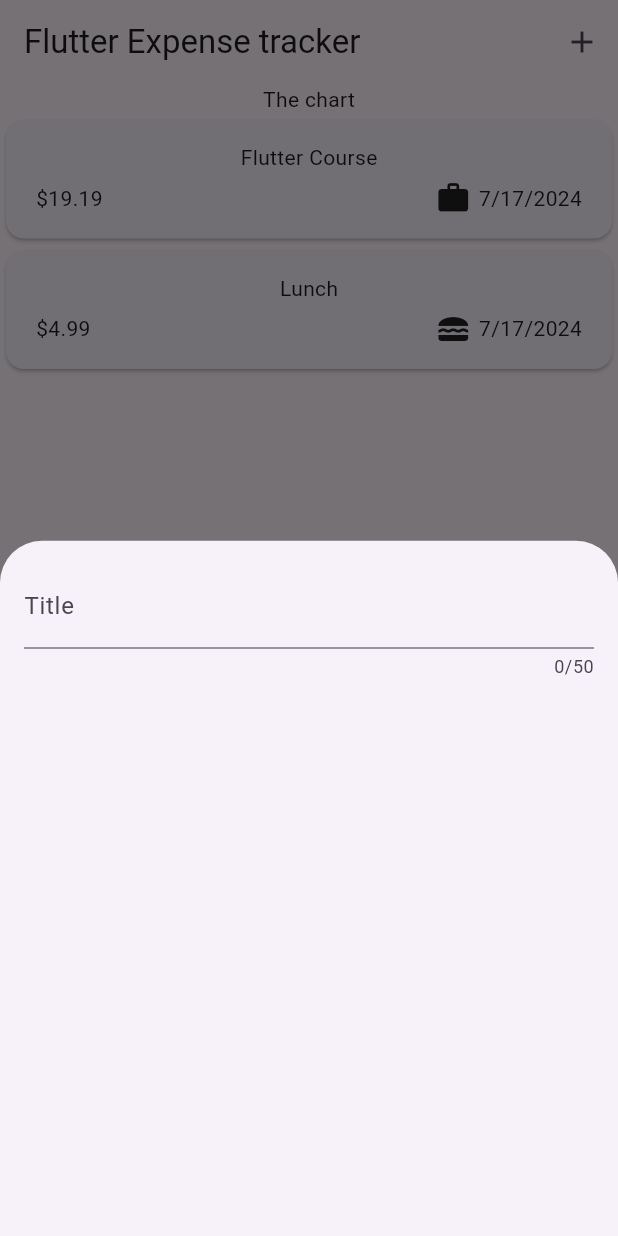
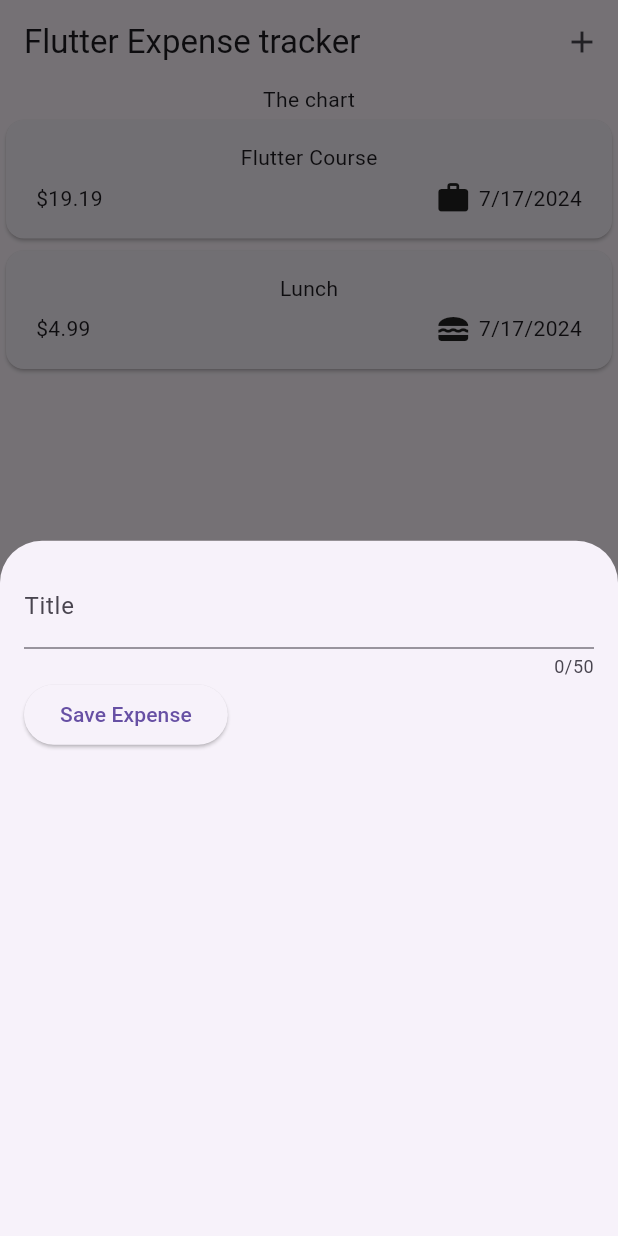
Before and after one commit to Shamimkhan1406/Expense-Tracker-App, a Flutter app: the screen it shows after launch, after a tap on the "add" icon, on a phone screen of 412 x 824 dp. Run offline on Flutter 3.47's test engine with Material 3 defaults, Android fonts, the phone set to English and light mode, and no system bars.

Commit message:
getting user input on every Key stroke

```diff
--- a/lib/widgets/new_expense.dart
+++ b/lib/widgets/new_expense.dart
@@ -8,18 +8,33 @@ class NewExpense extends StatefulWidget {
 }
 
 class _NewExpenseState extends State<NewExpense> {
+  var _enteredTitle = '';
+  void _saveTitleInput(String inputValue){
+    _enteredTitle = inputValue;
+  }
   @override
   Widget build(BuildContext context) {
-    return const Padding(
-      padding: EdgeInsets.all(16),
+    return Padding(
+      padding: const EdgeInsets.all(16),
       child: Column(
         children: [
           TextField(
+            onChanged: _saveTitleInput,
             maxLength: 50,
-            decoration: InputDecoration(
+            decoration: const InputDecoration(
               labelText: 'Title',
             ),
           ),
+          Row(
+            children: [
+              ElevatedButton(onPressed: ()
+                {
+                  print(_enteredTitle);
+                },
+                child: const Text('Save Expense')
+              ),
+            ],
+          )
         ],
       ),
     );
```
